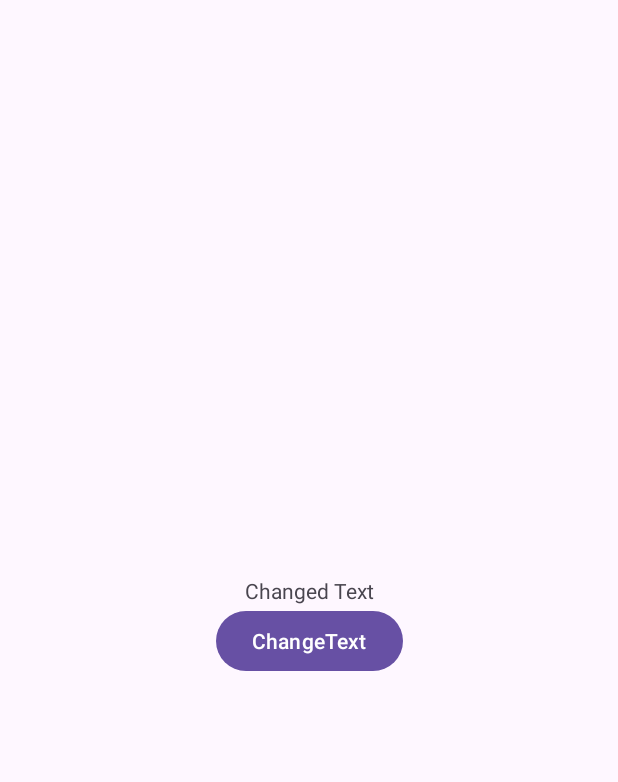
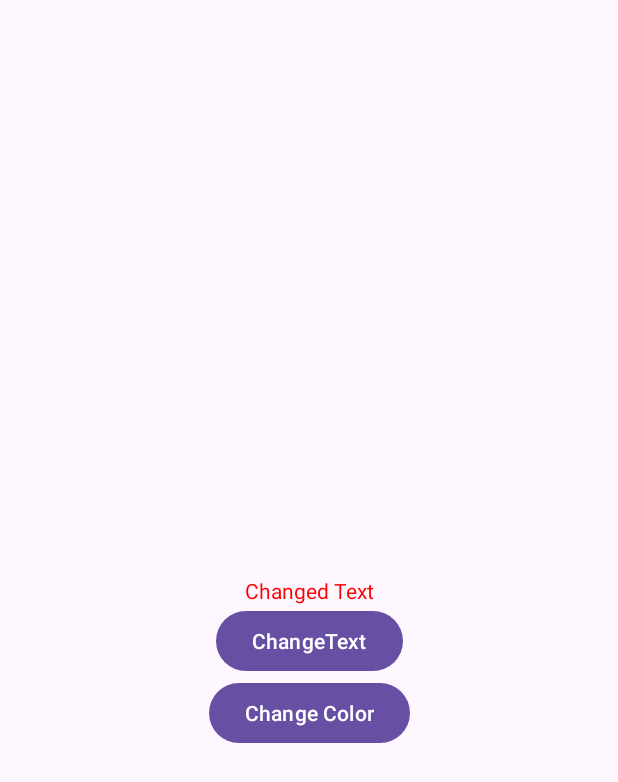
Before and after one commit to AtlantisRedStar/Mobile_Lab1, an Android app: the screen it shows after launch (MainActivity), after a tap on "ChangeText", on a phone screen of 412 x 824 dp. Shown: the top 782 px of the screen. Run offline under Robolectric (Android 15) with nearby library versions, the phone set to English and light mode, and no system bars; 1 other tap on this screen came first.

Commit message:
Added second button and change color functionality

```diff
--- a/app/src/main/java/com/example/mobile_lab1/MainActivity.java
+++ b/app/src/main/java/com/example/mobile_lab1/MainActivity.java
@@ -1,11 +1,10 @@
 package com.example.mobile_lab1;
 
 import androidx.appcompat.app.AppCompatActivity;
-
 import android.os.Bundle;
 import android.view.View;
+import android.widget.Button;
 import android.widget.TextView;
-import android.widget.Toast;
 
 public class MainActivity extends AppCompatActivity {
 
@@ -17,9 +16,17 @@ public class MainActivity extends AppCompatActivity {
         setContentView(R.layout.activity_main);
 
         this.tvMain = findViewById(R.id.tvMain);
+
+
+        Button btnChangeColor = findViewById(R.id.btnChangeColor);
     }
 
     public void onBtnChangeTextClick(View view) {
         this.tvMain.setText("Changed Text");
     }
+
+    public void onBtnChangeColorClick(View view) {
+
+        this.tvMain.setTextColor(0xFFFF0000);
+    }
 }
--- a/app/src/main/res/layout/activity_main.xml
+++ b/app/src/main/res/layout/activity_main.xml
@@ -27,4 +27,15 @@
         app:layout_constraintStart_toStartOf="parent"
         app:layout_constraintTop_toBottomOf="@+id/tvMain" />
 
+    <Button
+        android:id="@+id/btnChangeColor"
+        android:layout_width="wrap_content"
+        android:layout_height="wrap_content"
+        android:text="Change Color"
+        android:onClick="onBtnChangeColorClick"
+        app:layout_constraintTop_toBottomOf="@+id/btnChangeText"
+        app:layout_constraintStart_toStartOf="parent"
+        app:layout_constraintEnd_toEndOf="parent" />
+
+
 </androidx.constraintlayout.widget.ConstraintLayout>
```
